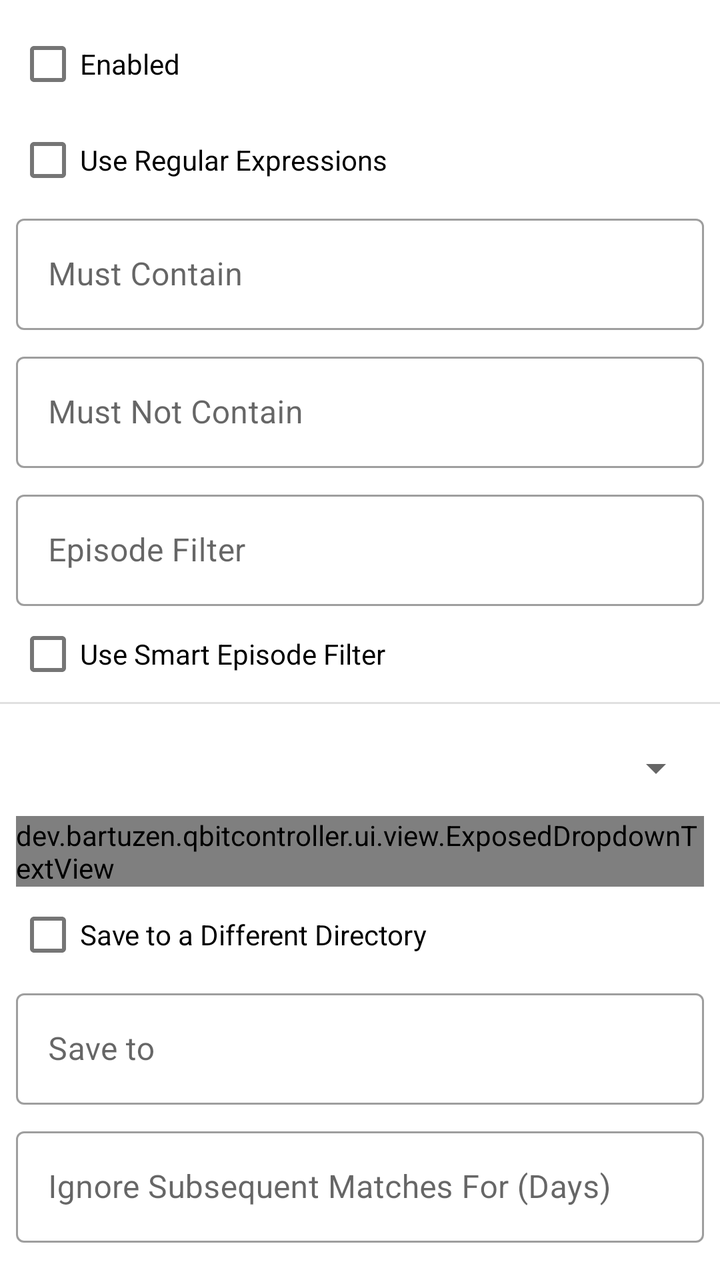
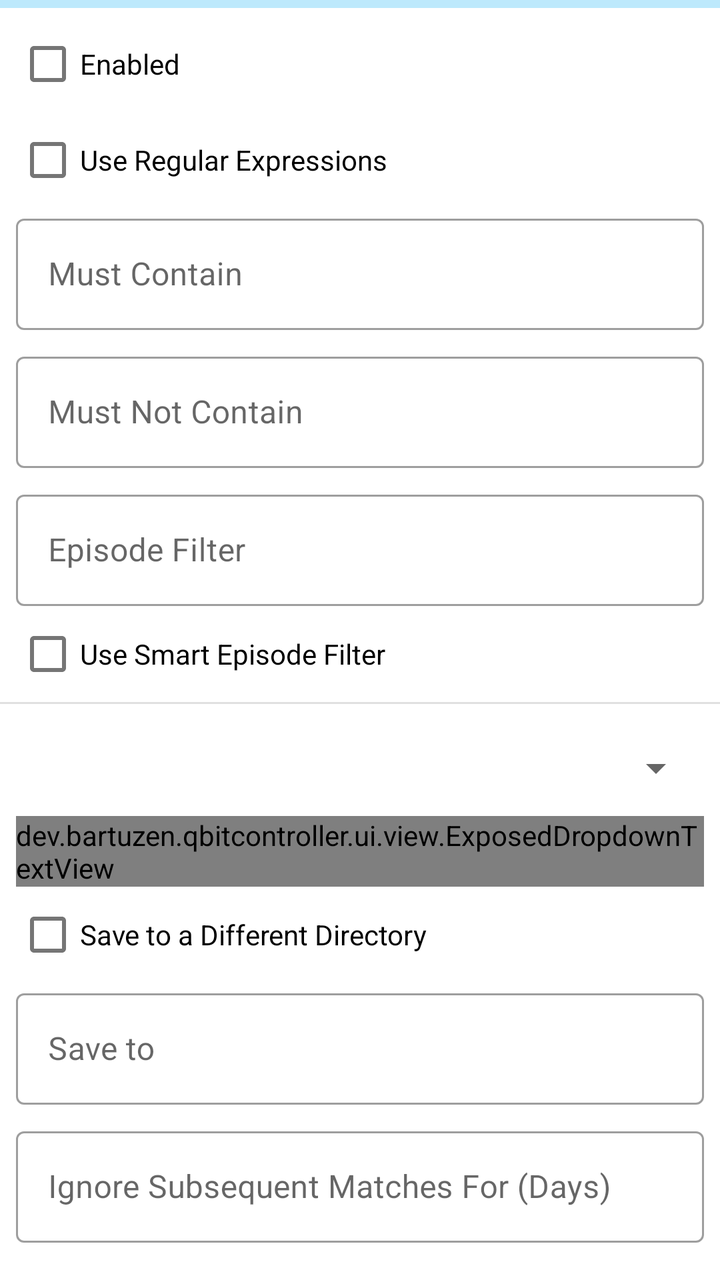

Two renders of the same Android screen: before a commit and after it. Below are the layout's source before the change and the commit's diff.
<!-- AndroidManifest.xml: application theme AppTheme -->
<!-- res/layout/fragment_edit_rss_rule.xml -->
<?xml version="1.0" encoding="utf-8"?>
<androidx.core.widget.NestedScrollView xmlns:android="http://schemas.android.com/apk/res/android"
    xmlns:app="http://schemas.android.com/apk/res-auto"
    android:layout_width="match_parent"
    android:layout_height="match_parent">

    <androidx.constraintlayout.widget.ConstraintLayout
        android:layout_width="match_parent"
        android:layout_height="wrap_content">

        <com.google.android.material.checkbox.MaterialCheckBox
            android:id="@+id/checkbox_enabled"
            android:layout_width="0dp"
            android:layout_height="wrap_content"
            android:layout_marginStart="8dp"
            android:layout_marginTop="8dp"
            android:layout_marginEnd="8dp"
            android:text="@string/rss_rule_enabled"
            app:layout_constraintEnd_toEndOf="parent"
            app:layout_constraintStart_toStartOf="parent"
            app:layout_constraintTop_toTopOf="parent" />

        <com.google.android.material.checkbox.MaterialCheckBox
            android:id="@+id/checkbox_use_regex"
            android:layout_width="0dp"
            android:layout_height="wrap_content"
            android:layout_marginStart="8dp"
            android:layout_marginEnd="8dp"
            android:text="@string/rss_rule_use_regular_expressions"
            app:layout_constraintEnd_toEndOf="parent"
            app:layout_constraintStart_toStartOf="parent"
            app:layout_constraintTop_toBottomOf="@id/checkbox_enabled" />

        <com.google.android.material.textfield.TextInputLayout
            android:id="@+id/input_layout_must_contain"
            style="@style/Widget.MaterialComponents.TextInputLayout.OutlinedBox"
            android:layout_width="0dp"
            android:layout_height="wrap_content"
            android:layout_marginStart="8dp"
            android:layout_marginEnd="8dp"
            android:hint="@string/rss_rule_must_contain"
            app:layout_constraintEnd_toEndOf="parent"
            app:layout_constraintStart_toStartOf="parent"
            app:layout_constraintTop_toBottomOf="@id/checkbox_use_regex">

            <com.google.android.material.textfield.TextInputEditText
                android:id="@+id/edit_must_contain"
                android:layout_width="match_parent"
                android:layout_height="wrap_content"
                android:inputType="text" />

        </com.google.android.material.textfield.TextInputLayout>

        <com.google.android.material.textfield.TextInputLayout
            android:id="@+id/input_layout_must_not_contain"
            style="@style/Widget.MaterialComponents.TextInputLayout.OutlinedBox"
            android:layout_width="0dp"
            android:layout_height="wrap_content"
            android:layout_marginStart="8dp"
            android:layout_marginTop="8dp"
            android:layout_marginEnd="8dp"
            android:hint="@string/rss_rule_must_not_contain"
            app:layout_constraintEnd_toEndOf="parent"
            app:layout_constraintStart_toStartOf="parent"
            app:layout_constraintTop_toBottomOf="@id/input_layout_must_contain">

            <com.google.android.material.textfield.TextInputEditText
                android:id="@+id/edit_must_not_contain"
                android:layout_width="match_parent"
                android:layout_height="wrap_content"
                android:inputType="text" />

        </com.google.android.material.textfield.TextInputLayout>

        <com.google.android.material.textfield.TextInputLayout
            android:id="@+id/input_layout_episode_filter"
            style="@style/Widget.MaterialComponents.TextInputLayout.OutlinedBox"
            android:layout_width="0dp"
            android:layout_height="wrap_content"
            android:layout_marginStart="8dp"
            android:layout_marginTop="8dp"
            android:layout_marginEnd="8dp"
            android:hint="@string/rss_rule_episode_filter"
            app:layout_constraintEnd_toEndOf="parent"
            app:layout_constraintStart_toStartOf="parent"
            app:layout_constraintTop_toBottomOf="@id/input_layout_must_not_contain">

            <com.google.android.material.textfield.TextInputEditText
                android:id="@+id/edit_episode_filter"
                android:layout_width="match_parent"
                android:layout_height="wrap_content"
                android:inputType="text" />

        </com.google.android.material.textfield.TextInputLayout>

        <com.google.android.material.checkbox.MaterialCheckBox
            android:id="@+id/checkbox_smart_episode_filter"
            android:layout_width="0dp"
            android:layout_height="wrap_content"
            android:layout_marginStart="8dp"
            android:layout_marginEnd="8dp"
            android:text="@string/rss_rule_use_smart_episode_filter"
            app:layout_constraintEnd_toEndOf="parent"
            app:layout_constraintStart_toStartOf="parent"
            app:layout_constraintTop_toBottomOf="@id/input_layout_episode_filter" />

        <include
            android:id="@+id/divider"
            layout="@layout/item_divider"
            android:layout_width="0dp"
            android:layout_height="wrap_content"
            app:layout_constraintEnd_toEndOf="parent"
            app:layout_constraintStart_toStartOf="parent"
            app:layout_constraintTop_toBottomOf="@id/checkbox_smart_episode_filter" />

        <com.google.android.material.textfield.TextInputLayout
            android:id="@+id/input_layout_category"
            style="@style/Widget.MaterialComponents.TextInputLayout.OutlinedBox.ExposedDropdownMenu"
            android:layout_width="0dp"
            android:layout_height="wrap_content"
            android:layout_marginStart="8dp"
            android:layout_marginTop="8dp"
            android:layout_marginEnd="8dp"
            android:hint="@string/rss_rule_category"
            app:layout_constraintEnd_toEndOf="parent"
            app:layout_constraintStart_toStartOf="parent"
            app:layout_constraintTop_toBottomOf="@id/divider">

            <dev.bartuzen.qbitcontroller.ui.view.ExposedDropdownTextView
                android:id="@+id/dropdown_category"
                android:layout_width="match_parent"
                android:layout_height="wrap_content" />

        </com.google.android.material.textfield.TextInputLayout>

        <com.google.android.material.checkbox.MaterialCheckBox
            android:id="@+id/checkbox_save_path_enabled"
            android:layout_width="0dp"
            android:layout_height="wrap_content"
            android:layout_marginStart="8dp"
            android:layout_marginEnd="8dp"
            android:text="@string/rss_rule_save_to_a_different_directory"
            app:layout_constraintEnd_toEndOf="parent"
            app:layout_constraintStart_toStartOf="parent"
            app:layout_constraintTop_toBottomOf="@id/input_layout_category" />

        <com.google.android.material.textfield.TextInputLayout
            android:id="@+id/input_layout_save_path"
            style="@style/Widget.MaterialComponents.TextInputLayout.OutlinedBox"
            android:layout_width="0dp"
            android:layout_height="wrap_content"
            android:layout_marginStart="8dp"
            android:layout_marginEnd="8dp"
            android:hint="@string/rss_rule_save_to"
            app:layout_constraintEnd_toEndOf="parent"
            app:layout_constraintStart_toStartOf="parent"
            app:layout_constraintTop_toBottomOf="@id/checkbox_save_path_enabled">

            <com.google.android.material.textfield.TextInputEditText
                android:id="@+id/edit_save_path"
                android:layout_width="match_parent"
                android:layout_height="wrap_content"
                android:inputType="text" />

        </com.google.android.material.textfield.TextInputLayout>

        <com.google.android.material.textfield.TextInputLayout
            android:id="@+id/input_layout_ignore_days"
            style="@style/Widget.MaterialComponents.TextInputLayout.OutlinedBox"
            android:layout_width="0dp"
            android:layout_height="wrap_content"
            android:layout_marginStart="8dp"
            android:layout_marginTop="8dp"
            android:layout_marginEnd="8dp"
            android:hint="@string/rss_rule_ignore_subsequent_matches_for"
            app:layout_constraintEnd_toEndOf="parent"
            app:layout_constraintStart_toStartOf="parent"
            app:layout_constraintTop_toBottomOf="@id/input_layout_save_path">

            <com.google.android.material.textfield.TextInputEditText
                android:id="@+id/edit_ignore_days"
                android:layout_width="match_parent"
                android:layout_height="wrap_content"
                android:inputType="number" />

        </com.google.android.material.textfield.TextInputLayout>

        <com.google.android.material.textfield.TextInputLayout
            android:id="@+id/input_layout_add_paused"
            style="@style/Widget.MaterialComponents.TextInputLayout.OutlinedBox.ExposedDropdownMenu"
            android:layout_width="0dp"
            android:layout_height="wrap_content"
            android:layout_marginStart="8dp"
            android:layout_marginTop="8dp"
            android:layout_marginEnd="8dp"
            android:hint="@string/rss_rule_add_paused"
            app:layout_constraintEnd_toEndOf="parent"
            app:layout_constraintStart_toStartOf="parent"
            app:layout_constraintTop_toBottomOf="@id/input_layout_ignore_days">

            <dev.bartuzen.qbitcontroller.ui.view.ExposedDropdownTextView
                android:id="@+id/dropdown_add_paused"
                android:layout_width="match_parent"
                android:layout_height="wrap_content" />

        </com.google.android.material.textfield.TextInputLayout>

        <com.google.android.material.textfield.TextInputLayout
            android:id="@+id/input_layout_content_layout"
            style="@style/Widget.MaterialComponents.TextInputLayout.OutlinedBox.ExposedDropdownMenu"
            android:layout_width="0dp"
            android:layout_height="wrap_content"
            android:layout_marginStart="8dp"
            android:layout_marginTop="8dp"
            android:layout_marginEnd="8dp"
            android:hint="@string/rss_rule_torrent_content_layout"
            app:layout_constraintEnd_toEndOf="parent"
            app:layout_constraintStart_toStartOf="parent"
            app:layout_constraintTop_toBottomOf="@id/input_layout_add_paused">

            <dev.bartuzen.qbitcontroller.ui.view.ExposedDropdownTextView
                android:id="@+id/dropdown_content_layout"
                android:layout_width="match_parent"
                android:layout_height="wrap_content" />

        </com.google.android.material.textfield.TextInputLayout>

    </androidx.constraintlayout.widget.ConstraintLayout>

</androidx.core.widget.NestedScrollView>
<!-- res/layout/item_divider.xml (included above) -->
<?xml version="1.0" encoding="utf-8"?>
<View xmlns:android="http://schemas.android.com/apk/res/android"
    android:layout_width="match_parent"
    android:layout_height="wrap_content"
    android:background="?android:attr/listDivider" />
<!-- resources referenced by this layout -->
<resources>
  <string name="rss_rule_add_paused">Add Paused</string>
  <string name="rss_rule_category">Category</string>
  <string name="rss_rule_enabled">Enabled</string>
  <string name="rss_rule_episode_filter">Episode Filter</string>
  <string name="rss_rule_ignore_subsequent_matches_for">Ignore Subsequent Matches For (Days)</string>
  <string name="rss_rule_must_contain">Must Contain</string>
  <string name="rss_rule_must_not_contain">Must Not Contain</string>
  <string name="rss_rule_save_to">Save to</string>
  <string name="rss_rule_save_to_a_different_directory">Save to a Different Directory</string>
  <string name="rss_rule_torrent_content_layout">Torrent Content Layout</string>
  <string name="rss_rule_use_regular_expressions">Use Regular Expressions</string>
  <string name="rss_rule_use_smart_episode_filter">Use Smart Episode Filter</string>
  <style name="AppTheme" parent="Theme.MaterialComponents.DayNight.NoActionBar">
          <item name="colorPrimary">@color/color_primary</item>
          <item name="colorPrimaryDark">@color/color_primary_dark</item>
          <item name="colorPrimaryVariant">@color/color_primary_variant</item>
          <item name="colorOnPrimary">@color/color_on_primary</item>
  
          <item name="colorSecondary">@color/color_secondary</item>
          <item name="colorSecondaryVariant">@color/color_secondary_variant</item>
          <item name="colorOnSecondary">@color/color_on_secondary</item>
  
          <item name="windowActionModeOverlay">true</item>
          <item name="actionBarTheme">@style/AppTheme.ToolbarOverlay</item>
  
          <item name="android:textAlignment">viewStart</item>
  
          <item name="snackbarTextViewStyle">@style/AppTheme.SnackbarTextViewStyle</item>
      </style>
  <color name="color_primary">#03A9F4</color>
  <color name="color_primary_dark">#007AC1</color>
  <color name="color_primary_variant">#007AC1</color>
  <color name="color_on_primary">#FFFFFF</color>
  <color name="color_secondary">#FFB300</color>
  <color name="color_secondary_variant">#C68400</color>
  <color name="color_on_secondary">#000000</color>
  <style name="AppTheme.ToolbarOverlay" parent="ThemeOverlay.MaterialComponents.Dark.ActionBar" />
  <style name="AppTheme.SnackbarTextViewStyle" parent="Widget.MaterialComponents.Snackbar.TextView">
          <item name="android:maxLines">15</item>
      </style>
</resources>

<!-- the commit's change to res/layout/fragment_edit_rss_rule.xml (unified diff, before → after) -->
@@ -7,6 +7,15 @@
     <androidx.constraintlayout.widget.ConstraintLayout
         android:layout_width="match_parent"
         android:layout_height="wrap_content">
+
+        <com.google.android.material.progressindicator.LinearProgressIndicator
+            android:id="@+id/progress_indicator"
+            android:layout_width="0dp"
+            android:layout_height="wrap_content"
+            android:indeterminate="true"
+            app:layout_constraintEnd_toEndOf="parent"
+            app:layout_constraintStart_toStartOf="parent"
+            app:layout_constraintTop_toTopOf="parent" />
 
         <com.google.android.material.checkbox.MaterialCheckBox
             android:id="@+id/checkbox_enabled"
